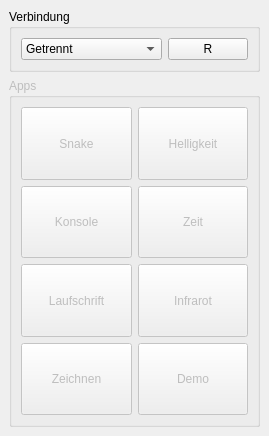
Before: the Qt Designer form Software/ui_qlocktwo.ui in tfeldmann/QlockToo, drawn with Qt 5.
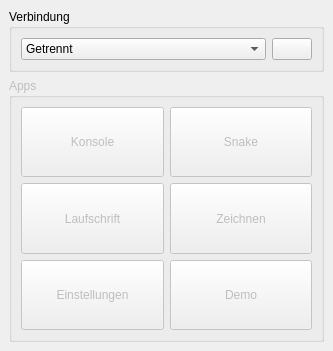
After: the same form once the commit is applied. Icons and pictures are not drawn.

Commit message: added port selection

Patch:
```diff
--- a/Software/ui_qlocktwo.ui
+++ b/Software/ui_qlocktwo.ui
@@ -6,8 +6,8 @@
    <rect>
     <x>0</x>
     <y>0</y>
-    <width>269</width>
-    <height>436</height>
+    <width>333</width>
+    <height>351</height>
    </rect>
   </property>
   <property name="windowTitle">
@@ -41,7 +41,17 @@
             </sizepolicy>
            </property>
            <property name="text">
-            <string>R</string>
+            <string/>
+           </property>
+           <property name="icon">
+            <iconset>
+             <normaloff>assets/refresh.png</normaloff>assets/refresh.png</iconset>
+           </property>
+           <property name="iconSize">
+            <size>
+             <width>12</width>
+             <height>12</height>
+            </size>
            </property>
            <property name="checkable">
             <bool>false</bool>
@@ -63,7 +73,7 @@
       </property>
       <layout class="QGridLayout" name="gridLayout_2">
        <item row="2" column="1">
-        <widget class="QPushButton" name="brightness">
+        <widget class="QPushButton" name="pattern">
          <property name="sizePolicy">
           <sizepolicy hsizetype="Minimum" vsizetype="Expanding">
            <horstretch>0</horstretch>
@@ -71,12 +81,16 @@
           </sizepolicy>
          </property>
          <property name="text">
-          <string>Helligkeit</string>
+          <string>Zeichnen</string>
+         </property>
+         <property name="icon">
+          <iconset>
+           <normaloff>assets/pencil.png</normaloff>assets/pencil.png</iconset>
          </property>
         </widget>
        </item>
        <item row="3" column="1">
-        <widget class="QPushButton" name="time">
+        <widget class="QPushButton" name="demo">
          <property name="sizePolicy">
           <sizepolicy hsizetype="Minimum" vsizetype="Expanding">
            <horstretch>0</horstretch>
@@ -84,11 +98,15 @@
           </sizepolicy>
          </property>
          <property name="text">
-          <string>Zeit</string>
+          <string>Demo</string>
+         </property>
+         <property name="icon">
+          <iconset>
+           <normaloff>assets/star.png</normaloff>assets/star.png</iconset>
          </property>
         </widget>
        </item>
-       <item row="2" column="0">
+       <item row="0" column="1">
         <widget class="QPushButton" name="snake">
          <property name="sizePolicy">
           <sizepolicy hsizetype="Minimum" vsizetype="Expanding">
@@ -99,22 +117,19 @@
          <property name="text">
           <string>Snake</string>
          </property>
-        </widget>
-       </item>
-       <item row="6" column="0">
-        <widget class="QPushButton" name="pattern">
-         <property name="sizePolicy">
-          <sizepolicy hsizetype="Minimum" vsizetype="Expanding">
-           <horstretch>0</horstretch>
-           <verstretch>0</verstretch>
-          </sizepolicy>
+         <property name="icon">
+          <iconset>
+           <normaloff>assets/circle-blank.png</normaloff>assets/circle-blank.png</iconset>
          </property>
-         <property name="text">
-          <string>Zeichnen</string>
+         <property name="default">
+          <bool>false</bool>
          </property>
+         <property name="flat">
+          <bool>false</bool>
+         </property>
         </widget>
        </item>
-       <item row="3" column="0">
+       <item row="0" column="0">
         <widget class="QPushButton" name="console">
          <property name="sizePolicy">
           <sizepolicy hsizetype="Minimum" vsizetype="Expanding">
@@ -127,7 +142,7 @@
          </property>
         </widget>
        </item>
-       <item row="4" column="0">
+       <item row="2" column="0">
         <widget class="QPushButton" name="marquee">
          <property name="sizePolicy">
           <sizepolicy hsizetype="Minimum" vsizetype="Expanding">
@@ -138,23 +153,14 @@
          <property name="text">
           <string>Laufschrift</string>
          </property>
-        </widget>
-       </item>
-       <item row="4" column="1">
-        <widget class="QPushButton" name="infrared">
-         <property name="sizePolicy">
-          <sizepolicy hsizetype="Minimum" vsizetype="Expanding">
-           <horstretch>0</horstretch>
-           <verstretch>0</verstretch>
-          </sizepolicy>
+         <property name="icon">
+          <iconset>
+           <normaloff>assets/text-width.png</normaloff>assets/text-width.png</iconset>
          </property>
-         <property name="text">
-          <string>Infrarot</string>
-         </property>
         </widget>
        </item>
-       <item row="6" column="1">
-        <widget class="QPushButton" name="demo">
+       <item row="3" column="0">
+        <widget class="QPushButton" name="brightness">
          <property name="sizePolicy">
           <sizepolicy hsizetype="Minimum" vsizetype="Expanding">
            <horstretch>0</horstretch>
@@ -162,7 +168,11 @@
           </sizepolicy>
          </property>
          <property name="text">
-          <string>Demo</string>
+          <string>Einstellungen</string>
+         </property>
+         <property name="icon">
+          <iconset>
+           <normaloff>assets/cogs.png</normaloff>assets/cogs.png</iconset>
          </property>
         </widget>
        </item>
```
Left out of the diff: 30 changed lines with no effect on the pictures. The commit also changes 2 other files.
